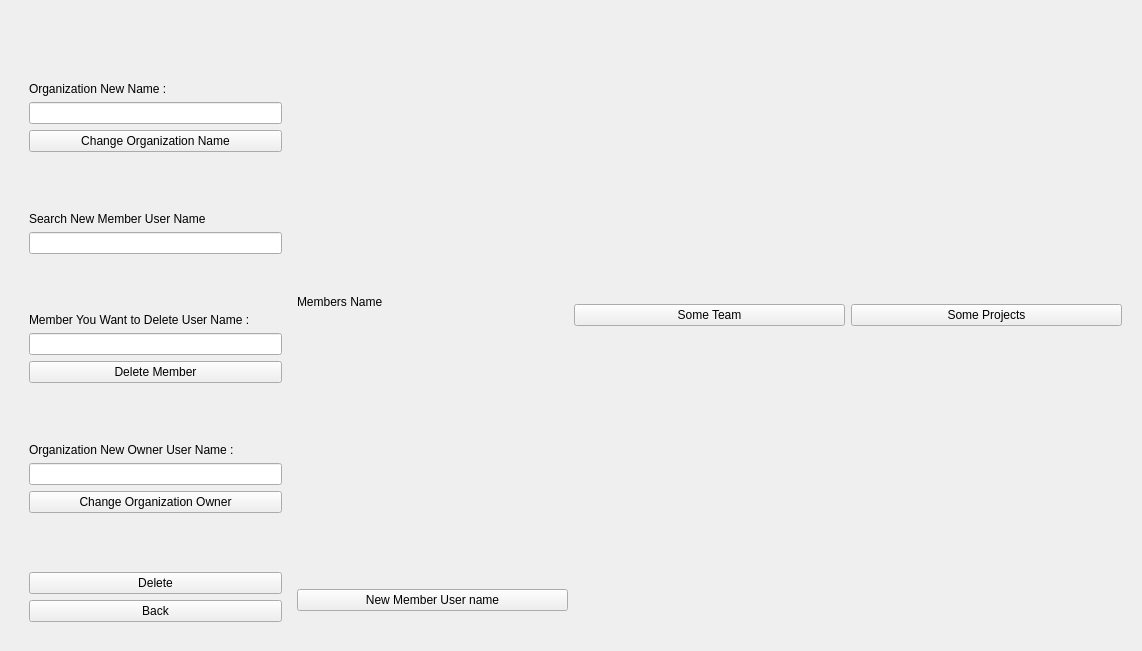
Old version of the form Client/dashboard.ui in the repository amirsoleimani7/AP_Project.
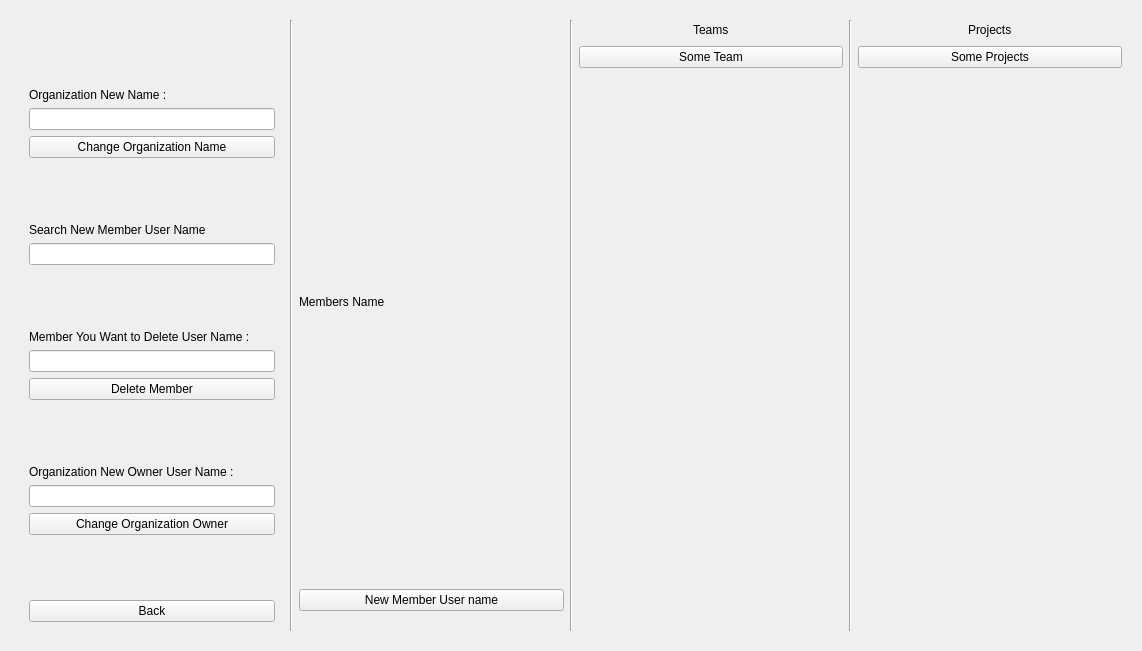
New version of the form. The open tabs and pages were chosen to show the change.

The edit to the form file:
```diff
--- a/Client/dashboard.ui
+++ b/Client/dashboard.ui
@@ -831,13 +831,6 @@
              </property>
             </spacer>
            </item>
-           <item>
-            <widget class="QPushButton" name="OrgDeleteBotton">
-             <property name="text">
-              <string>Delete</string>
-             </property>
-            </widget>
-           </item>
            <item>
             <widget class="QPushButton" name="OrgEditPageBackBotton">
              <property name="text">
@@ -952,6 +945,13 @@
          </widget>
         </widget>
        </item>
+       <item>
+        <widget class="Line" name="line_4">
+         <property name="orientation">
+          <enum>Qt::Vertical</enum>
+         </property>
+        </widget>
+       </item>
        <item>
         <layout class="QVBoxLayout" name="OrgSearchListLayout">
          <item>
@@ -983,8 +983,52 @@
          </item>
         </layout>
        </item>
+       <item>
+        <widget class="Line" name="line_5">
+         <property name="orientation">
+          <enum>Qt::Vertical</enum>
+         </property>
+        </widget>
+       </item>
        <item>
         <layout class="QVBoxLayout" name="OrgTeamsListLayout">
+         <item>
+          <layout class="QHBoxLayout" name="horizontalLayout_12">
+           <item>
+            <spacer name="horizontalSpacer_24">
+             <property name="orientation">
+              <enum>Qt::Horizontal</enum>
+             </property>
+             <property name="sizeHint" stdset="0">
+              <size>
+               <width>40</width>
+               <height>20</height>
+              </size>
+             </property>
+            </spacer>
+           </item>
+           <item>
+            <widget class="QLabel" name="label_14">
+             <property name="text">
+              <string>Teams</string>
+             </property>
+            </widget>
+           </item>
+           <item>
+            <spacer name="horizontalSpacer_23">
+             <property name="orientation">
+              <enum>Qt::Horizontal</enum>
+             </property>
+             <property name="sizeHint" stdset="0">
+              <size>
+               <width>40</width>
+               <height>20</height>
+              </size>
+             </property>
+            </spacer>
+           </item>
+          </layout>
+         </item>
          <item>
           <widget class="QPushButton" name="SomeTeamButton_12">
            <property name="text">
@@ -993,22 +1037,66 @@
           </widget>
          </item>
          <item>
-          <spacer name="horizontalSpacer_8">
+          <spacer name="verticalSpacer_52">
            <property name="orientation">
-            <enum>Qt::Horizontal</enum>
+            <enum>Qt::Vertical</enum>
            </property>
            <property name="sizeHint" stdset="0">
             <size>
-             <width>40</width>
-             <height>20</height>
+             <width>20</width>
+             <height>40</height>
             </size>
            </property>
           </spacer>
          </item>
         </layout>
        </item>
+       <item>
+        <widget class="Line" name="line_6">
+         <property name="orientation">
+          <enum>Qt::Vertical</enum>
+         </property>
+        </widget>
+       </item>
        <item>
         <layout class="QVBoxLayout" name="OrgProjectListLayout">
+         <item>
+          <layout class="QHBoxLayout" name="horizontalLayout_13">
+           <item>
+            <spacer name="horizontalSpacer_26">
+             <property name="orientation">
+              <enum>Qt::Horizontal</enum>
+             </property>
+             <property name="sizeHint" stdset="0">
+              <size>
+               <width>40</width>
+               <height>20</height>
+              </size>
+             </property>
+            </spacer>
+           </item>
+           <item>
+            <widget class="QLabel" name="label_18">
+             <property name="text">
+              <string>Projects</string>
+             </property>
+            </widget>
+           </item>
+           <item>
+            <spacer name="horizontalSpacer_25">
+             <property name="orientation">
+              <enum>Qt::Horizontal</enum>
+             </property>
+             <property name="sizeHint" stdset="0">
+              <size>
+               <width>40</width>
+               <height>20</height>
+              </size>
+             </property>
+            </spacer>
+           </item>
+          </layout>
+         </item>
          <item>
           <widget class="QPushButton" name="SomeProjectButton_2">
            <property name="text">
@@ -1017,14 +1105,14 @@
           </widget>
          </item>
          <item>
-          <spacer name="horizontalSpacer_9">
+          <spacer name="verticalSpacer_53">
            <property name="orientation">
-            <enum>Qt::Horizontal</enum>
+            <enum>Qt::Vertical</enum>
            </property>
            <property name="sizeHint" stdset="0">
             <size>
-             <width>40</width>
-             <height>20</height>
+             <width>20</width>
+             <height>40</height>
             </size>
            </property>
           </spacer>
```
Left out of the diff: 1230 changed lines with no effect on the pictures.
